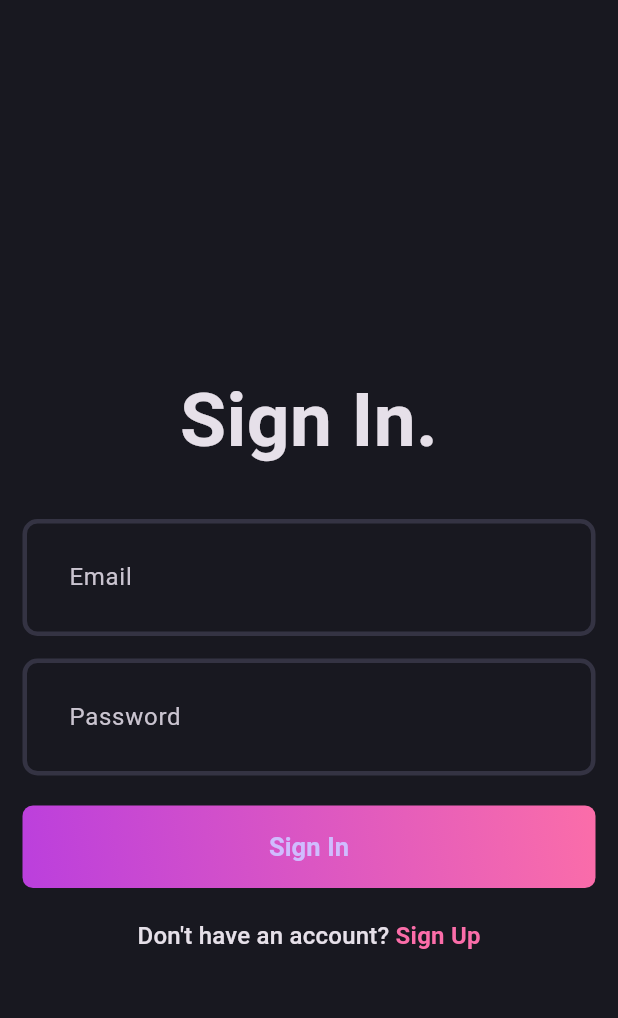
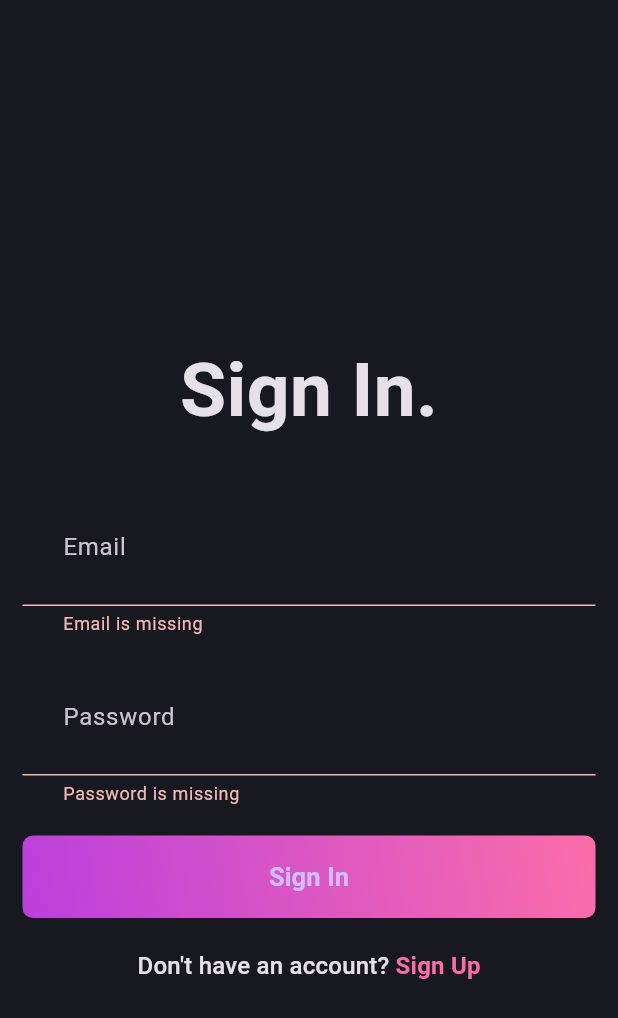
Before and after one commit to HaithamHussienAleryani/Blogger, a Flutter app: the screen it shows after launch, after a tap on "Sign In", on a phone screen of 412 x 824 dp. Shown: the top 1018 px of the screen. Run offline on Flutter 3.47's test engine with Material 3 defaults, Android fonts, the phone set to English and light mode, and no system bars; our stand-ins replace flutter_bloc, flutter_dotenv, fpdart, get_it, go_router, supabase_flutter; accounts and stored records are empty.

Commit message:
complete auth feature

```diff
--- /dev/null
+++ b/lib/core/error/exceptions.dart
@@ -0,0 +1,4 @@
+class ServerException implements Exception {
+  final String message;
+  const ServerException(this.message);
+}
--- /dev/null
+++ b/lib/core/usecase/usecase.dart
@@ -0,0 +1,6 @@
+import 'package:blogger/core/error/failures.dart';
+import 'package:fpdart/fpdart.dart';
+
+abstract interface class UseCase<SuccessType, Params> {
+  Future<Either<Failure, SuccessType>> call(Params params);
+}
--- /dev/null
+++ b/lib/features/auth/data/data_sources/auth_remote_data_source.dart
@@ -0,0 +1,58 @@
+import 'package:blogger/core/error/exceptions.dart';
+import 'package:blogger/features/auth/data/models/user_model.dart';
+import 'package:supabase_flutter/supabase_flutter.dart';
+
+abstract interface class AuthRemoteDataSource {
+  Future<UserModel> signUpWithEmailAndPassword({
+    required String name,
+    required String email,
+    required String password,
+  });
+  Future<UserModel> loginWithEmailAndPassword({
+    required String email,
+    required String password,
+  });
+}
+
+class AuthRemoteDataSourceImpl implements AuthRemoteDataSource {
+  final SupabaseClient client;
+  AuthRemoteDataSourceImpl(this.client);
+
+  @override
+  Future<UserModel> loginWithEmailAndPassword({
+    required String email,
+    required String password,
+  }) async {
+    try {
+      return await client.auth
+          .signInWithPassword(password: password, email: email)
+          .then((res) {
+        if (res.user == null) {
+          throw const ServerException('User is null');
+        }
+        return UserModel.fromJson(res.user!.toJson());
+      });
+    } catch (e) {
+      throw ServerException(e.toString());
+    }
+  }
+
+  @override
+  Future<UserModel> signUpWithEmailAndPassword({
+    required String name,
+    required String email,
+    required String password,
+  }) async {
+    try {
+      return await client.auth.signUp(
+          password: password, email: email, data: {'name': name}).then((res) {
+        if (res.user == null) {
+          throw const ServerException('User is null');
+        }
+        return UserModel.fromJson(res.user!.toJson());
+      });
+    } catch (e) {
+      throw ServerException(e.toString());
+    }
+  }
+}
--- /dev/null
+++ b/lib/features/auth/data/models/user_model.dart
@@ -0,0 +1,12 @@
+import 'package:blogger/features/auth/domain/entities/user.dart';
+
+class UserModel extends User {
+  UserModel({required super.id, required super.name, required super.email});
+
+  factory UserModel.fromJson(Map<String, dynamic> json) {
+    return UserModel(
+        id: json['id'] ?? "",
+        name: json['name'] ?? "",
+        email: json['email'] ?? "");
+  }
+}
--- /dev/null
+++ b/lib/features/auth/domain/entities/user.dart
@@ -0,0 +1,7 @@
+class User {
+  final String id;
+  final String name;
+  final String email;
+
+  User({required this.id, required this.name, required this.email});
+}
--- a/lib/features/auth/domain/repository/auth_repository.dart
+++ b/lib/features/auth/domain/repository/auth_repository.dart
@@ -1,14 +1,15 @@
+import 'package:blogger/features/auth/domain/entities/user.dart';
 import 'package:fpdart/fpdart.dart';
 
 import '../../../../core/error/failures.dart';
 
 abstract interface class AuthRepository {
-  Future<Either<Failure, String>> signUpWithEmailPassword({
+  Future<Either<Failure, User>> signUpWithEmailPassword({
     required String name,
     required String email,
     required String password,
   });
-  Future<Either<Failure, String>> loginWithEmailPassword({
+  Future<Either<Failure, User>> loginWithEmailPassword({
     required String email,
     required String password,
   });
--- /dev/null
+++ b/lib/features/auth/domain/usecases/user_sign_in.dart
@@ -0,0 +1,22 @@
+import 'package:blogger/core/error/failures.dart';
+import 'package:blogger/core/usecase/usecase.dart';
+import 'package:blogger/features/auth/domain/entities/user.dart';
+import 'package:blogger/features/auth/domain/repository/auth_repository.dart';
+import 'package:fpdart/src/either.dart';
+
+class UserSignIn implements UseCase<User, UserSignInParams> {
+  final AuthRepository authRepository;
+  UserSignIn(this.authRepository);
+  @override
+  Future<Either<Failure, User>> call(UserSignInParams params) async {
+    return await authRepository.loginWithEmailPassword(
+        email: params.email, password: params.password);
+  }
+}
+
+class UserSignInParams {
+  final String email;
+  final String password;
+
+  UserSignInParams({required this.email, required this.password});
+}
--- /dev/null
+++ b/lib/features/auth/domain/usecases/user_sign_up.dart
@@ -0,0 +1,25 @@
+import 'package:blogger/core/error/failures.dart';
+import 'package:blogger/core/usecase/usecase.dart';
+import 'package:blogger/features/auth/domain/entities/user.dart';
+import 'package:blogger/features/auth/domain/repository/auth_repository.dart';
+import 'package:fpdart/src/either.dart';
+
+class UserSignUp implements UseCase<User, UserSignUpParams> {
+  final AuthRepository authRepository;
+  const UserSignUp(this.authRepository);
+
+  @override
+  Future<Either<Failure, User>> call(UserSignUpParams params) async {
+    return await authRepository.signUpWithEmailPassword(
+        name: params.name, email: params.email, password: params.password);
+  }
+}
+
+class UserSignUpParams {
+  final String email;
+  final String name;
+  final String password;
+
+  UserSignUpParams(
+      {required this.email, required this.name, required this.password});
+}
--- /dev/null
+++ b/lib/features/auth/presentation/bloc/auth_bloc.dart
@@ -0,0 +1,35 @@
+import 'package:blogger/features/auth/domain/entities/user.dart';
+import 'package:blogger/features/auth/domain/usecases/user_sign_in.dart';
+import 'package:blogger/features/auth/domain/usecases/user_sign_up.dart';
+import 'package:flutter/material.dart';
+import 'package:flutter_bloc/flutter_bloc.dart';
+
+part 'auth_event.dart';
+part 'auth_state.dart';
+
+class AuthBloc extends Bloc<AuthEvent, AuthState> {
+  final UserSignUp _userSignUp;
+  final UserSignIn _userSignIn;
+  AuthBloc({required UserSignUp userSignUp, required UserSignIn userSignIn})
+      : _userSignUp = userSignUp,
+        _userSignIn = userSignIn,
+        super(AuthInitial()) {
+    on<AuthEvent>((_, emit) => emit(AuthLoading()));
+    on<AuthSignUp>(_onAuthSignUp);
+    on<AuthSignIn>(_onAuthSignIn);
+  }
+
+  void _onAuthSignUp(event, emit) async {
+    final response = await _userSignUp(UserSignUpParams(
+        email: event.email, name: event.name, password: event.password));
+    response.fold((failure) => emit(AuthFailure(failure.message)),
+        (user) => emit(AuthSuccess(user)));
+  }
+
+  void _onAuthSignIn(event, emit) async {
+    final response = await _userSignIn(
+        UserSignInParams(email: event.email, password: event.password));
+    response.fold((failure) => emit(AuthFailure(failure.message)),
+        (user) => emit(AuthSuccess(user)));
+  }
+}
--- /dev/null
+++ b/lib/features/auth/presentation/bloc/auth_event.dart
@@ -0,0 +1,19 @@
+part of 'auth_bloc.dart';
+
+@immutable
+sealed class AuthEvent {}
+
+final class AuthSignUp extends AuthEvent {
+  final String name;
+  final String email;
+  final String password;
+
+  AuthSignUp({required this.name, required this.email, required this.password});
+}
+
+final class AuthSignIn extends AuthEvent {
+  final String email;
+  final String password;
+
+  AuthSignIn({required this.email, required this.password});
+}
--- /dev/null
+++ b/lib/features/auth/presentation/bloc/auth_state.dart
@@ -0,0 +1,21 @@
+part of 'auth_bloc.dart';
+
+@immutable
+sealed class AuthState {
+  const AuthState();
+}
+
+final class AuthInitial extends AuthState {}
+
+final class AuthLoading extends AuthState {}
+
+final class AuthSuccess extends AuthState {
+  final User user;
+  const AuthSuccess(this.user);
+}
+
+final class AuthFailure extends AuthState {
+  final String message;
+
+  const AuthFailure(this.message);
+}
--- a/lib/features/auth/presentation/pages/login_page.dart
+++ b/lib/features/auth/presentation/pages/login_page.dart
@@ -1,7 +1,11 @@
+import 'package:blogger/core/common/widgets/loader.dart';
 import 'package:blogger/core/theme/app_platte.dart';
+import 'package:blogger/core/utils/show_snackbar.dart';
+import 'package:blogger/features/auth/presentation/bloc/auth_bloc.dart';
 import 'package:blogger/features/auth/presentation/widgets/auth_field.dart';
 import 'package:blogger/features/auth/presentation/widgets/auth_gradiant_button.dart';
 import 'package:flutter/material.dart';
+import 'package:flutter_bloc/flutter_bloc.dart';
 import 'package:go_router/go_router.dart';
 
 class LoginPage extends StatefulWidget {
@@ -56,7 +60,27 @@ class _LoginPageState extends State<LoginPage> {
               const SizedBox(
                 height: 20,
               ),
-              const AuthGradiantButton(text: "Sign In"),
+              BlocConsumer<AuthBloc, AuthState>(
+                listener: (context, state) {
+                  if (state is AuthFailure) {
+                    showSnackBar(context, state.message);
+                  }
+                },
+                builder: (context, state) {
+                  if (state is AuthLoading) {
+                    return const Loader();
+                  }
+                  return AuthGradiantButton(
+                      onTap: () {
+                        if (_formKey.currentState!.validate()) {
+                          context.read<AuthBloc>().add(AuthSignIn(
+                              email: emailController.text,
+                              password: passwordController.text));
+                        }
+                      },
+                      text: "Sign In");
+                },
+              ),
               const SizedBox(
                 height: 20,
               ),
--- a/lib/features/auth/presentation/widgets/auth_gradiant_button.dart
+++ b/lib/features/auth/presentation/widgets/auth_gradiant_button.dart
@@ -3,7 +3,9 @@ import 'package:flutter/material.dart';
 
 class AuthGradiantButton extends StatelessWidget {
   final String text;
-  const AuthGradiantButton({super.key, required this.text});
+  final VoidCallback onTap;
+  const AuthGradiantButton(
+      {super.key, required this.text, required this.onTap});
 
   @override
   Widget build(BuildContext context) {
@@ -16,7 +18,7 @@ class AuthGradiantButton extends StatelessWidget {
             end: Alignment.topRight),
       ),
       child: ElevatedButton(
-        onPressed: () {},
+        onPressed: onTap,
         style: ElevatedButton.styleFrom(
           fixedSize: const Size(395, 55),
           backgroundColor: AppPallete.transparentColor,
@@ -24,7 +26,7 @@ class AuthGradiantButton extends StatelessWidget {
         ),
         child: Text(
           text,
-          style:const TextStyle(
+          style: const TextStyle(
             fontSize: 17,
             fontWeight: FontWeight.w600,
           ),
--- /dev/null
+++ b/lib/init_dependencies.dart
@@ -0,0 +1,32 @@
+import 'package:blogger/features/auth/data/data_sources/auth_remote_data_source.dart';
+import 'package:blogger/features/auth/data/repositories/auth_reporsitory_impl.dart';
+import 'package:blogger/features/auth/domain/repository/auth_repository.dart';
+import 'package:blogger/features/auth/domain/usecases/user_sign_in.dart';
+import 'package:blogger/features/auth/domain/usecases/user_sign_up.dart';
+import 'package:blogger/features/auth/presentation/bloc/auth_bloc.dart';
+import 'package:flutter_dotenv/flutter_dotenv.dart';
+import 'package:get_it/get_it.dart';
+import 'package:supabase_flutter/supabase_flutter.dart';
+
+final serviceLocator = GetIt.instance;
+
+Future<void> initDependencies() async {
+  _initAuth();
+  await dotenv.load(fileName: ".env");
+  final supabase = await Supabase.initialize(
+      url: dotenv.env['SUPABASE_URL'] ?? "",
+      anonKey: dotenv.env['SUPABASE_ANONKEY'] ?? "");
+
+  serviceLocator.registerLazySingleton(() => supabase.client);
+}
+
+void _initAuth() {
+  serviceLocator.registerFactory<AuthRemoteDataSource>(
+      () => AuthRemoteDataSourceImpl(serviceLocator()));
+  serviceLocator.registerFactory<AuthRepository>(
+      () => AuthRepositoryImpl(serviceLocator()));
+  serviceLocator.registerFactory(() => UserSignUp(serviceLocator()));
+  serviceLocator.registerFactory(() => UserSignIn(serviceLocator()));
+  serviceLocator.registerLazySingleton(() =>
+      AuthBloc(userSignUp: serviceLocator(), userSignIn: serviceLocator()));
+}
--- a/lib/main.dart
+++ b/lib/main.dart
@@ -1,17 +1,18 @@
 import 'package:blogger/core/routing/router.dart';
 import 'package:blogger/core/theme/theme.dart';
+import 'package:blogger/features/auth/presentation/bloc/auth_bloc.dart';
+import 'package:blogger/init_dependencies.dart';
 import 'package:flutter/material.dart';
-import 'package:flutter_dotenv/flutter_dotenv.dart';
-import 'package:supabase_flutter/supabase_flutter.dart';
+import 'package:flutter_bloc/flutter_bloc.dart';
 
 Future<void> main() async {
   WidgetsFlutterBinding.ensureInitialized();
-  await dotenv.load(fileName: ".env");
-  await Supabase.initialize(
-      url: dotenv.env['SUPABASE_URL'] ?? "",
-      anonKey: dotenv.env['SUPABASE_ANONKEY'] ?? "");
-
-  runApp(const MyApp());
+  await initDependencies();
+  runApp(MultiBlocProvider(providers: [
+    BlocProvider(
+      create: (_) => serviceLocator<AuthBloc>(),
+    )
+  ], child: const MyApp()));
 }
 
 class MyApp extends StatelessWidget {
--- a/pubspec.yaml
+++ b/pubspec.yaml
@@ -38,6 +38,8 @@ dependencies:
   fpdart: ^1.1.0
   supabase_flutter: ^2.5.3
   flutter_dotenv: ^5.1.0
+  flutter_bloc: ^8.1.5
+  get_it: ^7.6.0
 
 dev_dependencies:
   flutter_test:
```
Also changed, not shown: lib/core/common/widgets/loader.dart (added, +13 -0 lines), lib/core/utils/show_snackbar.dart (added, +7 -0 lines), lib/features/auth/data/repositories/auth_reporsitory_impl.dart (added, +41 -0 lines), lib/features/auth/presentation/pages/signup_page.dart (+26 -2 lines), pubspec.lock, 1 other file.
